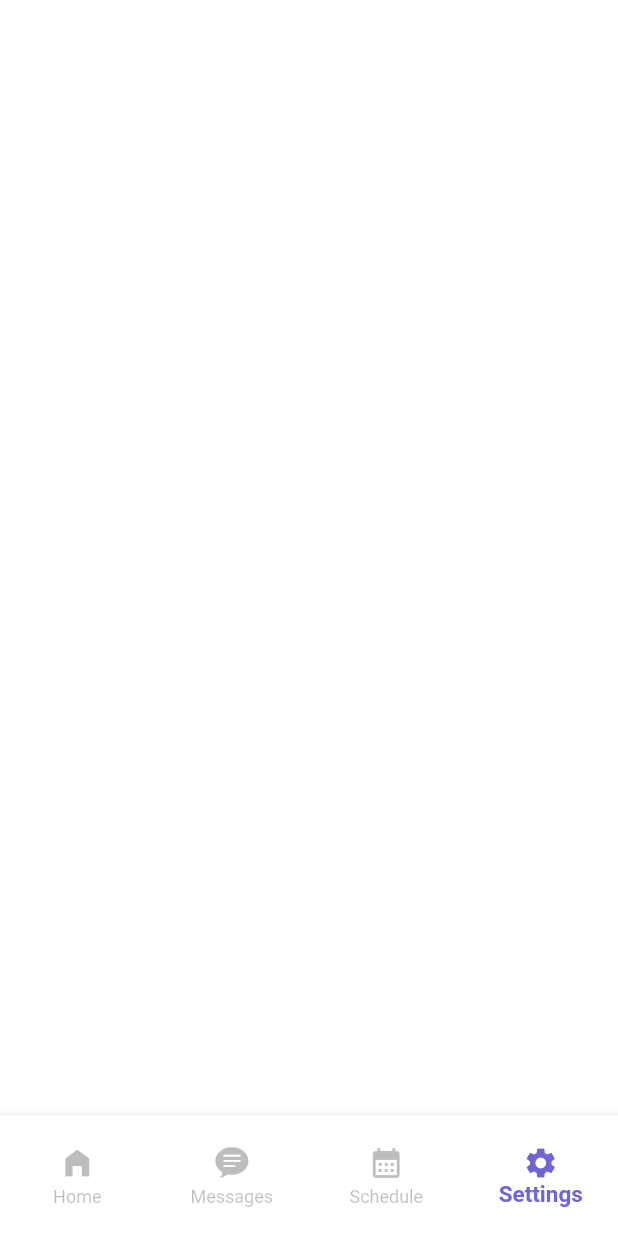
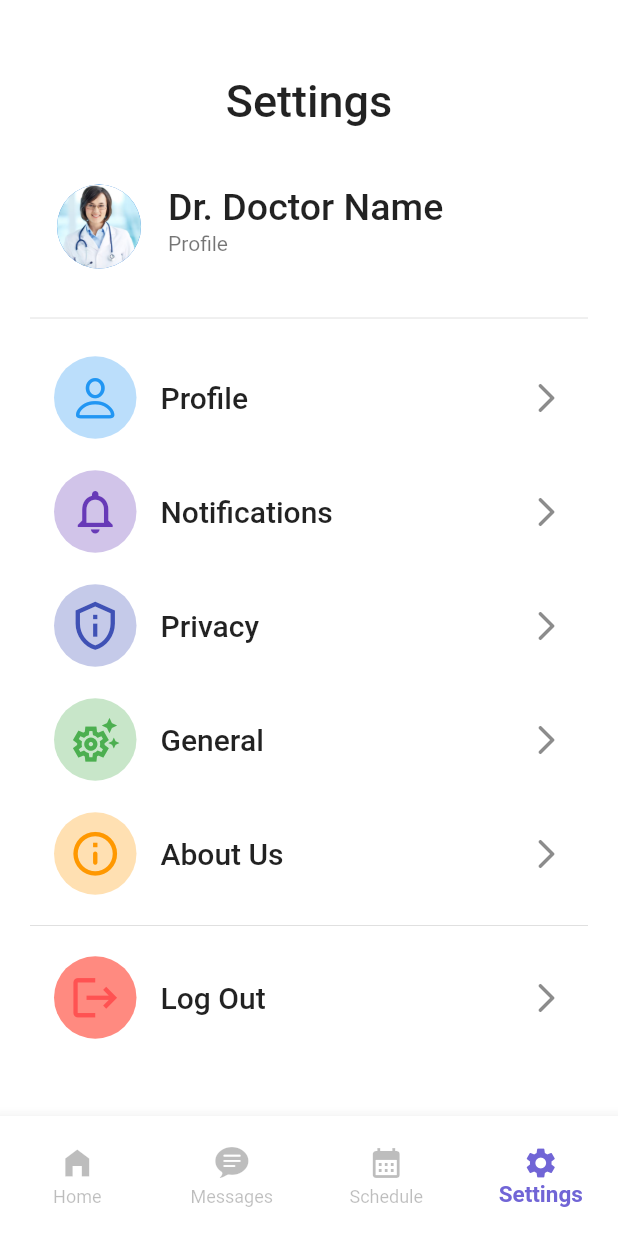
Before and after one commit to VikkiCat/flutter_healthcare_app, a Flutter app: the NavBarRoots screen opened directly, item 4 of the bottom bar chosen, on a phone screen of 412 x 824 dp. Run offline on Flutter 3.47's test engine with Material 2 defaults, Android fonts, the light colour scheme and no system bars.

Commit message:
Settings Screen

```diff
--- a/lib/screens/appointment_screen.dart
+++ b/lib/screens/appointment_screen.dart
@@ -1,6 +1,6 @@
 import 'package:flutter/cupertino.dart';
 import 'package:flutter/material.dart';
-//ToDo: 57:17
+//ToDo: 01:06:48
 
 class AppointmentScreen extends StatelessWidget {
   List imgs = [
--- a/lib/screens/settings_screen.dart
+++ b/lib/screens/settings_screen.dart
@@ -1,3 +1,4 @@
+import 'package:flutter/cupertino.dart';
 import 'package:flutter/material.dart';
 
 class SettingsScreen extends StatelessWidget {
@@ -5,6 +6,185 @@
 
   @override
   Widget build(BuildContext context) {
-    return Container();
+    return SingleChildScrollView(
+      child: Padding(
+        padding: EdgeInsets.only(
+          top: 50,
+          left: 20,
+          right: 20,
+        ),
+        child: Column(
+          crossAxisAlignment: CrossAxisAlignment.center,
+          children: [
+            Text(
+              "Settings",
+              style: TextStyle(
+                fontSize: 30,
+                fontWeight: FontWeight.w500,
+              ),
+            ),
+            SizedBox(height: 30),
+            ListTile(
+              leading: CircleAvatar(
+                radius: 30,
+                backgroundImage: AssetImage("images/doctor1.jpg"),
+              ),
+              title: Text(
+                "Dr. Doctor Name",
+                style: TextStyle(
+                  fontWeight: FontWeight.w500,
+                  fontSize: 25,
+                ),
+              ),
+              subtitle: Text("Profile"),
+            ),
+            Divider(height: 50),
+            ListTile(
+              onTap: () {},
+              leading: Container(
+                padding: EdgeInsets.all(10),
+                decoration: BoxDecoration(
+                  color: Colors.blue.shade100,
+                  shape: BoxShape.circle,
+                ),
+                child: Icon(
+                  CupertinoIcons.person,
+                  color: Colors.blue,
+                  size: 35,
+                ),
+              ),
+              title: Text(
+                "Profile",
+                style: TextStyle(
+                  fontWeight: FontWeight.w500,
+                  fontSize: 20,
+                ),
+              ),
+              trailing: Icon(Icons.arrow_forward_ios_rounded),
+            ),
+            SizedBox(height: 20),
+            ListTile(
+              onTap: () {},
+              leading: Container(
+                padding: EdgeInsets.all(10),
+                decoration: BoxDecoration(
+                  color: Colors.deepPurple.shade100,
+                  shape: BoxShape.circle,
+                ),
+                child: Icon(
+                  Icons.notifications_none_outlined,
+                  color: Colors.deepPurple,
+                  size: 35,
+                ),
+              ),
+              title: Text(
+                "Notifications",
+                style: TextStyle(
+                  fontWeight: FontWeight.w500,
+                  fontSize: 20,
+                ),
+              ),
+              trailing: Icon(Icons.arrow_forward_ios_rounded),
+            ),
+            SizedBox(height: 20),
+            ListTile(
+              onTap: () {},
+              leading: Container(
+                padding: EdgeInsets.all(10),
+                decoration: BoxDecoration(
+                  color: Colors.indigo.shade100,
+                  shape: BoxShape.circle,
+                ),
+                child: Icon(
+                  Icons.privacy_tip_outlined,
+                  color: Colors.indigo,
+                  size: 35,
+                ),
+              ),
+              title: Text(
+                "Privacy",
+                style: TextStyle(
+                  fontWeight: FontWeight.w500,
+                  fontSize: 20,
+                ),
+              ),
+              trailing: Icon(Icons.arrow_forward_ios_rounded),
+            ),
+            SizedBox(height: 20),
+            ListTile(
+              onTap: () {},
+              leading: Container(
+                padding: EdgeInsets.all(10),
+                decoration: BoxDecoration(
+                  color: Colors.green.shade100,
+                  shape: BoxShape.circle,
+                ),
+                child: Icon(
+                  Icons.settings_suggest_outlined,
+                  color: Colors.green,
+                  size: 35,
+                ),
+              ),
+              title: Text(
+                "General",
+                style: TextStyle(
+                  fontWeight: FontWeight.w500,
+                  fontSize: 20,
+                ),
+              ),
+              trailing: Icon(Icons.arrow_forward_ios_rounded),
+            ),
+            SizedBox(height: 20),
+            ListTile(
+              onTap: () {},
+              leading: Container(
+                padding: EdgeInsets.all(10),
+                decoration: BoxDecoration(
+                  color: Colors.orange.shade100,
+                  shape: BoxShape.circle,
+                ),
+                child: Icon(
+                  Icons.info_outline_rounded,
+                  color: Colors.orange,
+                  size: 35,
+                ),
+              ),
+              title: Text(
+                "About Us",
+                style: TextStyle(
+                  fontWeight: FontWeight.w500,
+                  fontSize: 20,
+                ),
+              ),
+              trailing: Icon(Icons.arrow_forward_ios_rounded),
+            ),
+            Divider(height: 40),
+            ListTile(
+              onTap: () {},
+              leading: Container(
+                padding: EdgeInsets.all(10),
+                decoration: BoxDecoration(
+                  color: Colors.redAccent.shade100,
+                  shape: BoxShape.circle,
+                ),
+                child: Icon(
+                  Icons.logout,
+                  color: Colors.redAccent,
+                  size: 35,
+                ),
+              ),
+              title: Text(
+                "Log Out",
+                style: TextStyle(
+                  fontWeight: FontWeight.w500,
+                  fontSize: 20,
+                ),
+              ),
+              trailing: Icon(Icons.arrow_forward_ios_rounded),
+            ),
+          ],
+        ),
+      ),
+    );
   }
 }
```
